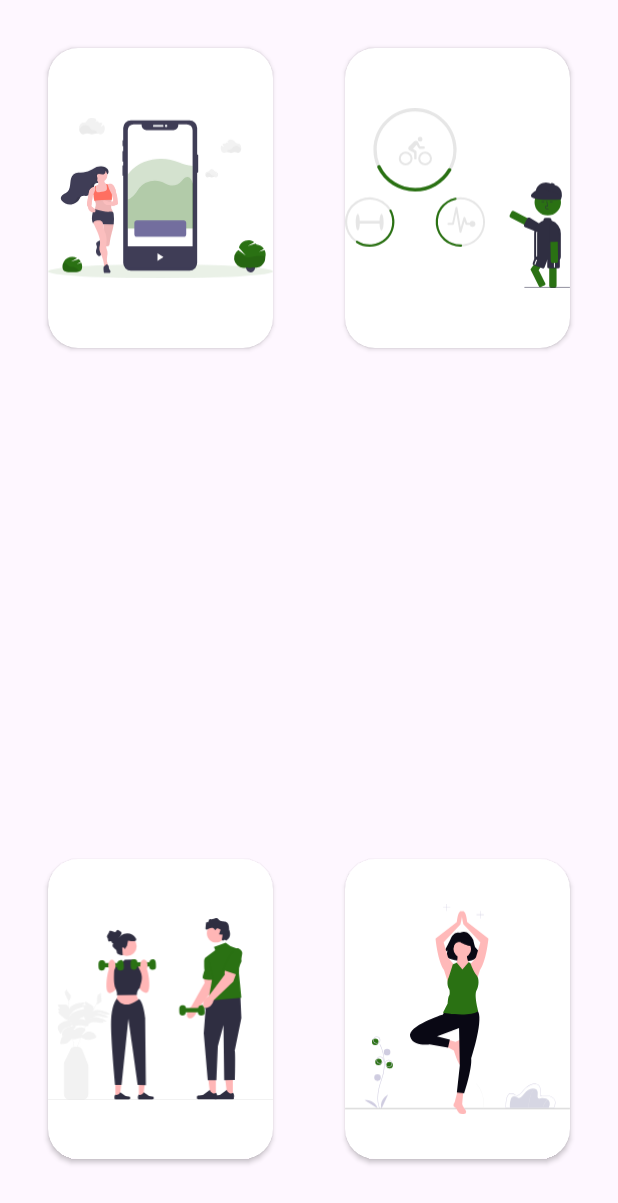
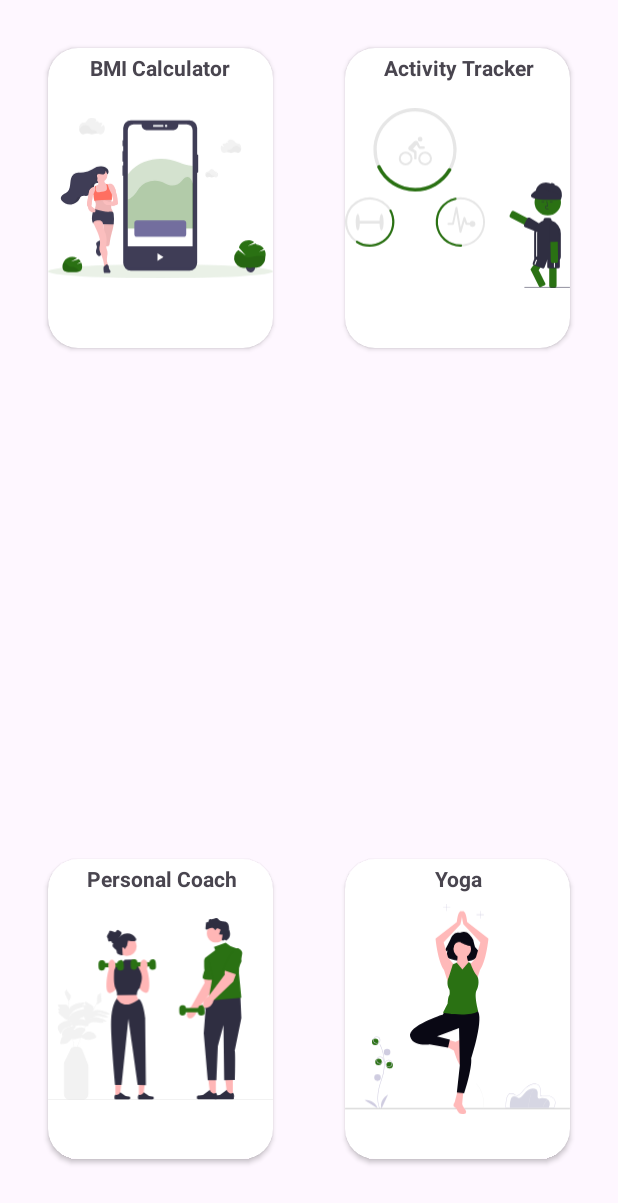
Before and after one commit to bharthos/FitnessSensorApp, an Android app: the screen it shows after launch (CardActivity), on a phone screen of 412 x 824 dp. Shown: the top 1203 px of the screen. Run offline under Robolectric (Android 15) with nearby library versions, the phone set to English and light mode, and no system bars.

Commit message:
Added names to cards

```diff
--- a/app/src/main/res/layout/activity_card.xml
+++ b/app/src/main/res/layout/activity_card.xml
@@ -21,7 +21,18 @@
             android:id="@+id/BMIImage"
             android:layout_width="wrap_content"
             android:layout_height="wrap_content"
+            android:scaleType="fitCenter"
             app:srcCompat="@drawable/home1" />
+
+        <TextView
+            android:id="@+id/BMIName"
+            android:layout_width="wrap_content"
+            android:layout_height="wrap_content"
+            android:layout_marginLeft="28dp"
+            android:layout_marginTop="3dp"
+            android:text="BMI Calculator"
+            android:textStyle="bold"
+            android:visibility="visible" />
     </androidx.cardview.widget.CardView>
 
     <androidx.cardview.widget.CardView
@@ -32,13 +43,23 @@
         android:layout_marginEnd="32dp"
         app:cardCornerRadius="20dp"
         app:layout_constraintEnd_toEndOf="parent"
-        app:layout_constraintTop_toTopOf="parent" >
+        app:layout_constraintTop_toTopOf="parent">
 
         <ImageView
             android:id="@+id/ActTrack"
             android:layout_width="wrap_content"
             android:layout_height="wrap_content"
             app:srcCompat="@drawable/activity_track" />
+
+        <TextView
+            android:id="@+id/TactTrack"
+            android:layout_width="wrap_content"
+            android:layout_height="wrap_content"
+            android:layout_marginLeft="26dp"
+            android:layout_marginTop="3dp"
+            android:text="Activity Tracker"
+            android:textStyle="bold"
+            android:visibility="visible" />
     </androidx.cardview.widget.CardView>
 
     <androidx.cardview.widget.CardView
@@ -51,7 +72,17 @@
         app:layout_constraintBottom_toBottomOf="parent"
         app:layout_constraintStart_toStartOf="parent"
         app:layout_constraintTop_toBottomOf="@+id/cardView2"
-        app:layout_constraintVertical_bias="0.947" >
+        app:layout_constraintVertical_bias="0.947">
+
+        <TextView
+            android:id="@+id/Tpers"
+            android:layout_width="wrap_content"
+            android:layout_height="wrap_content"
+            android:layout_marginLeft="26dp"
+            android:layout_marginTop="3dp"
+            android:text="Personal Coach"
+            android:textStyle="bold"
+            android:visibility="visible" />
 
         <ImageView
             android:id="@+id/perstrain"
@@ -69,13 +100,23 @@
         app:layout_constraintBottom_toBottomOf="parent"
         app:layout_constraintEnd_toEndOf="parent"
         app:layout_constraintTop_toBottomOf="@+id/cardView3"
-        app:layout_constraintVertical_bias="0.947" >
+        app:layout_constraintVertical_bias="0.947">
 
         <ImageView
             android:id="@+id/yoga"
             android:layout_width="wrap_content"
             android:layout_height="wrap_content"
             app:srcCompat="@drawable/yoga" />
+
+        <TextView
+            android:id="@+id/TYoga"
+            android:layout_width="wrap_content"
+            android:layout_height="wrap_content"
+            android:layout_marginLeft="60dp"
+            android:layout_marginTop="3dp"
+            android:text="Yoga"
+            android:textStyle="bold"
+            android:visibility="visible" />
     </androidx.cardview.widget.CardView>
 
 </androidx.constraintlayout.widget.ConstraintLayout>
```
